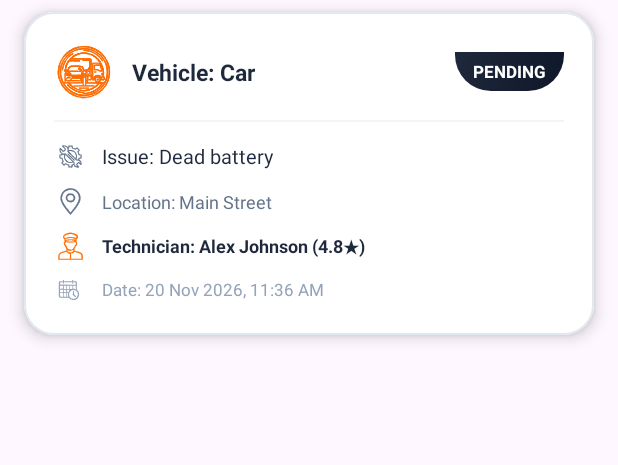
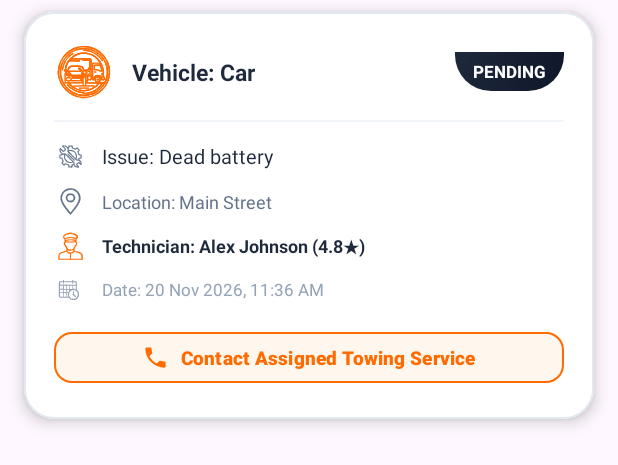
Before and after one commit to varmorakush-collab/RoadSide-Assistance, an Android app: the layout item_request_history.xml on its own in the app's theme, with its tools: preview values and no code run, on a phone screen of 412 x 824 dp. Shown: the top 465 px of the screen. Run offline under Robolectric (Android 15) with nearby library versions, the phone set to English and light mode, and no system bars.

Commit message:
Contact assigned towing service

```diff
--- a/app/src/main/res/layout/item_request_history.xml
+++ b/app/src/main/res/layout/item_request_history.xml
@@ -202,6 +202,25 @@
 
         </LinearLayout>
 
+        <!-- Contact Towing Service Button -->
+        <com.google.android.material.button.MaterialButton
+            android:id="@+id/btnItemCallService"
+            style="@style/Widget.Material3.Button.TonalButton"
+            android:layout_width="match_parent"
+            android:layout_height="42dp"
+            android:layout_marginTop="14dp"
+            android:backgroundTint="@color/orange_light_bg"
+            android:text="Contact Assigned Towing Service"
+            android:textColor="@color/primary_orange"
+            android:textSize="12.5sp"
+            android:textStyle="bold"
+            app:cornerRadius="12dp"
+            app:icon="@drawable/ic_phone"
+            app:iconGravity="textStart"
+            app:iconTint="@color/primary_orange"
+            app:strokeColor="@color/primary_orange"
+            app:strokeWidth="1dp" />
+
         <!-- Action Buttons for Pending Requests -->
         <LinearLayout
             android:id="@+id/layoutActionButtons"
```
Also changed, not shown: app/src/main/java/com/example/roadsideassistance/BatteryRequestHistoryActivity.java (+22 -0 lines), app/src/main/java/com/example/roadsideassistance/FeedbackActivity.java (+13 -36 lines), app/src/main/java/com/example/roadsideassistance/FuelRequestHistoryActivity.java (+22 -0 lines), app/src/main/java/com/example/roadsideassistance/RequestHistoryActivity.java (+22 -0 lines), app/src/main/java/com/example/roadsideassistance/RequestHistoryAdapter.java (+17 -1 lines), app/src/main/java/com/example/roadsideassistance/TowingRequestHistoryActivity.java (+22 -0 lines).
